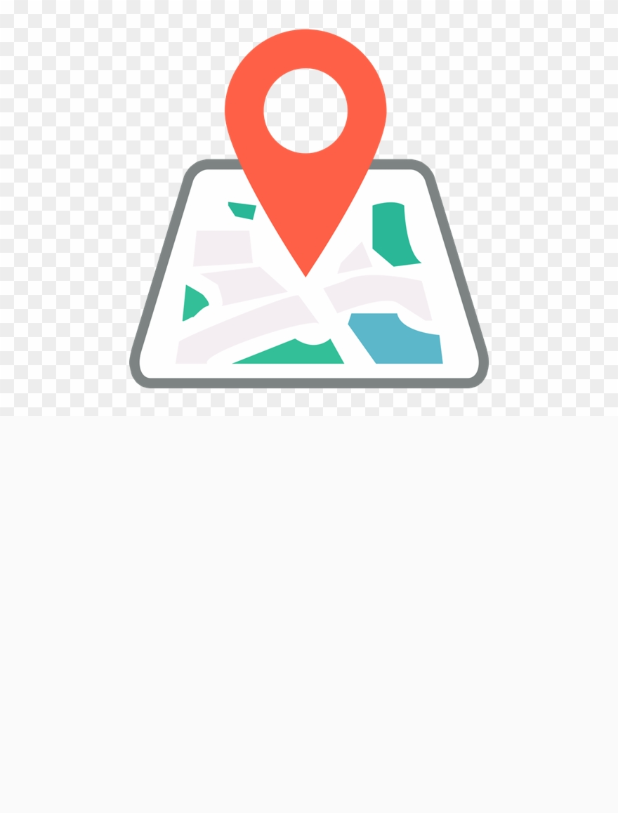
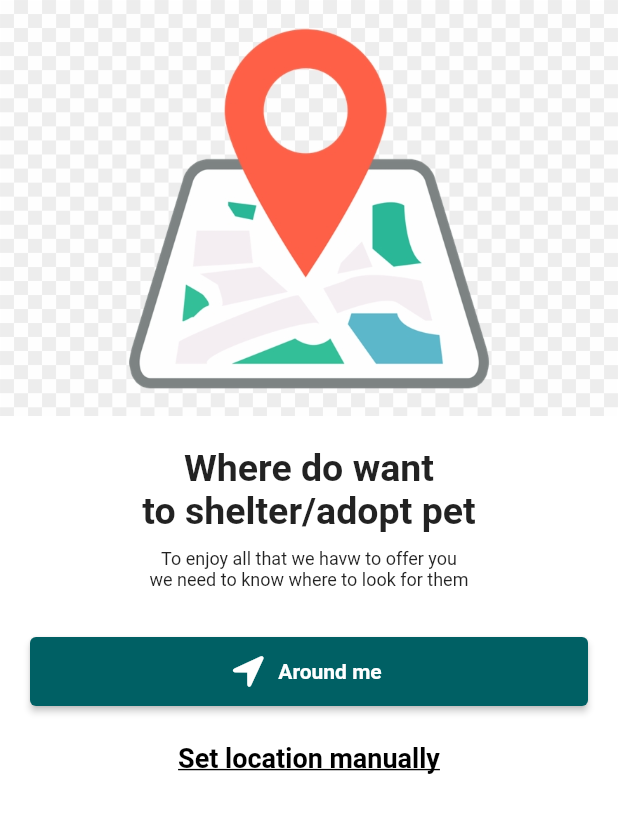
Before and after one commit to patelrishi2308/PawsConnect-Your-Digital-Pet-Pal, a Flutter app: the LocationScreen screen opened by its route, on a phone screen of 412 x 824 dp. Shown: the top 813 px of the screen. Run offline on Flutter 3.47's test engine with Material 2 defaults, Android fonts, the phone set to English and light mode, and no system bars; our stand-ins replace animated_text_kit, cloud_firestore, firebase_auth, firebase_core, flutter_signin_button, location; missing offline and left inert: legacy_progress_dialog; accounts and stored records are empty.

Commit message:
initial commit

```diff
--- a/lib/main.dart
+++ b/lib/main.dart
@@ -1,5 +1,6 @@
 import 'package:flutter/material.dart';
 import 'package:pet_adoption/screens/authentication/phoneauth_screen.dart';
+import 'package:pet_adoption/screens/home_screen.dart';
 import 'package:pet_adoption/screens/location_screen.dart';
 import 'package:pet_adoption/screens/login_screen.dart';
 import 'package:pet_adoption/screens/splash_screen.dart';
@@ -25,6 +26,7 @@ class MyApp extends StatelessWidget {
         LoginScreen.id: (context) => LoginScreen(),
         PhoneAuthScreen.id: (context) => PhoneAuthScreen(),
         LocationScreen.id: (context) => LocationScreen(),
+        HomeScreen.id: (context) => HomeScreen(),
       },
     );
   }
--- a/lib/screens/location_screen.dart
+++ b/lib/screens/location_screen.dart
@@ -1,17 +1,123 @@
 import 'package:firebase_auth/firebase_auth.dart';
+import 'package:flutter/cupertino.dart';
 import 'package:flutter/material.dart';
+import 'package:location/location.dart';
+import 'package:pet_adoption/screens/home_screen.dart';
 import 'login_screen.dart';
 
-class LocationScreen extends StatelessWidget {
+class LocationScreen extends StatefulWidget {
   static const String id = 'location-screen';
+
+  @override
+  _LocationScreenState createState() => _LocationScreenState();
+}
+
+class _LocationScreenState extends State<LocationScreen> {
+
+  Location location = new Location();
+
+  bool _serviceEnabled;
+  PermissionStatus _permissionGranted;
+  LocationData _locationData;
+
+  Future<LocationData>getLocation()async{
+    _serviceEnabled = await location.serviceEnabled();
+    if (!_serviceEnabled) {
+      _serviceEnabled = await location.requestService();
+      if (!_serviceEnabled) {
+        return null;
+      }
+    }
+    _permissionGranted = await location.hasPermission();
+    if (_permissionGranted == PermissionStatus.denied) {
+      _permissionGranted = await location.requestPermission();
+      if (_permissionGranted != PermissionStatus.granted) {
+        return null;
+      }
+    }
+
+      _locationData = await location.getLocation();
+
+    print(_locationData);
+
+
+    return _locationData;
+  }
+
   @override
   Widget build(BuildContext context) {
     return Scaffold(
+      backgroundColor: Colors.white,
       body: Column(
         children: [
           Image.asset('images/location.png'),
+          SizedBox(
+            height: 20,
+          ),
+          Text('Where do want\nto shelter/adopt pet',
+              textAlign: TextAlign.center,
+              style: TextStyle(
+                fontWeight: FontWeight.bold,
+                fontSize: 25,
+              ),
+          ),
+          SizedBox(
+            height: 10,
+          ),
+          Text('To enjoy all that we havw to offer you\nwe need to know where to look for them',
+            textAlign: TextAlign.center,
+            style: TextStyle(fontSize: 12),
+          ),
+          SizedBox(
+            height: 30,
+          ),
+          Padding(
+            padding: const EdgeInsets.only(left: 20,right: 20,bottom: 10),
+            child: Row(
+              children: [
+                Expanded(
+                  child: ElevatedButton.icon(
+                    style: ButtonStyle(
+                        backgroundColor: MaterialStateProperty.all<Color>(
+                            Theme.of(context).primaryColor)
+                    ),
+                    icon: Icon(CupertinoIcons.location_fill),
+                    label: Padding(
+                      padding: const EdgeInsets.only(top: 15,bottom: 15),
+                      child: Text(
+                        'Around me',style: TextStyle(fontWeight: FontWeight.bold),
+                      ),
+                    ),
+                    onPressed: (){
+                      getLocation().then((value) {
+                        print(_locationData.latitude);
+
+                        if (value!= null) {
+                          Navigator.pushReplacement(
+                              context, MaterialPageRoute(
+                              builder: (BuildContext context) => HomeScreen(locationData: _locationData,),),);
+                        }
+                      });
+                    },
+                  ),
+                ),
+              ],
+            ),
+          ),
+          TextButton(
+            onPressed: (){},
+            child: Text(
+              'Set location manually',
+              style: TextStyle(
+                fontWeight: FontWeight.bold,
+                color: Colors.black,
+                fontSize: 18,
+                decoration: TextDecoration.underline,
+              ),
+            ),
+          ),
         ],
-      )
+      ),
     );
   }
 }
--- a/pubspec.yaml
+++ b/pubspec.yaml
@@ -36,6 +36,7 @@ dependencies:
   firebase_auth: ^3.1.3
   cloud_firestore: ^2.5.4
   legacy_progress_dialog: ^0.0.9
+  location: ^4.3.0
 
 dev_dependencies:
   flutter_test:
```
Also changed, not shown: lib/screens/home_screen.dart (added, +21 -0 lines), pubspec.lock.
